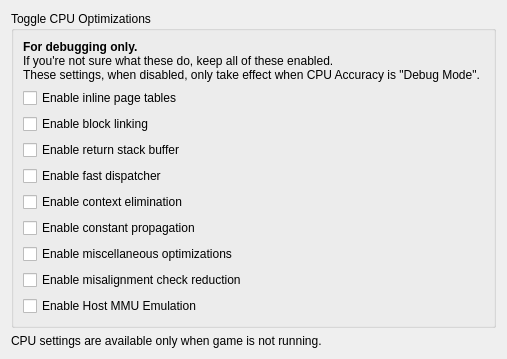
This is src/yuzu/configuration/configure_cpu_debug.ui in QuantumGhost/yuzu as Qt 5 draws it before an edit. The edited form follows.
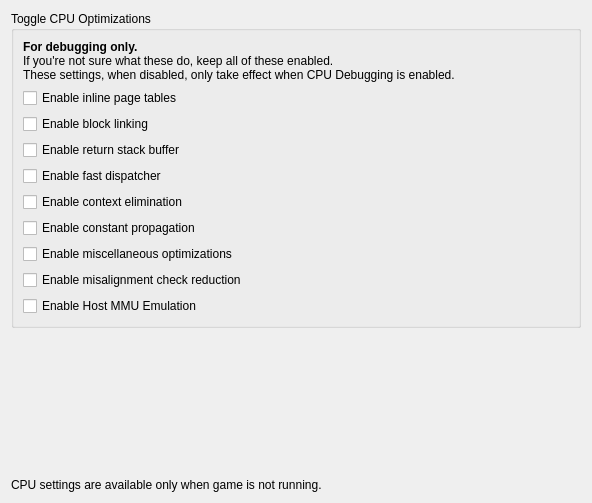
This is the edited form.

Diff of the .ui file:
```diff
--- a/src/yuzu/configuration/configure_cpu_debug.ui
+++ b/src/yuzu/configuration/configure_cpu_debug.ui
@@ -6,8 +6,8 @@
    <rect>
     <x>0</x>
     <y>0</y>
-    <width>400</width>
-    <height>321</height>
+    <width>592</width>
+    <height>503</height>
    </rect>
   </property>
   <property name="windowTitle">
@@ -17,26 +17,18 @@
    <item>
     <layout class="QVBoxLayout">
      <item>
-      <widget class="QGroupBox">
+      <widget class="QGroupBox" name="groupBox">
        <property name="title">
         <string>Toggle CPU Optimizations</string>
        </property>
        <layout class="QVBoxLayout">
         <item>
-         <widget class="QLabel">
+         <widget class="QLabel" name="label">
+          <property name="text">
+           <string>&lt;html&gt;&lt;head/&gt;&lt;body&gt;&lt;p&gt;&lt;span style=&quot; font-weight:600;&quot;&gt;For debugging only.&lt;/span&gt;&lt;br/&gt;If you're not sure what these do, keep all of these enabled. &lt;br/&gt;These settings, when disabled, only take effect when CPU Debugging is enabled. &lt;/p&gt;&lt;/body&gt;&lt;/html&gt;</string>
+          </property>
           <property name="wordWrap">
-            <bool>1</bool>
-          </property>
-          <property name="text">
-           <string>
-            &lt;div&gt;
-            &lt;b&gt;For debugging only.&lt;/b&gt;
-            &lt;br&gt;
-            If you're not sure what these do, keep all of these enabled.
-            &lt;br&gt;
-            These settings, when disabled, only take effect when CPU Accuracy is "Debug Mode".
-            &lt;/div&gt;
-           </string>
+           <bool>false</bool>
           </property>
          </widget>
         </item>
```
Left out of the diff: 76 changed lines with no effect on the pictures.
